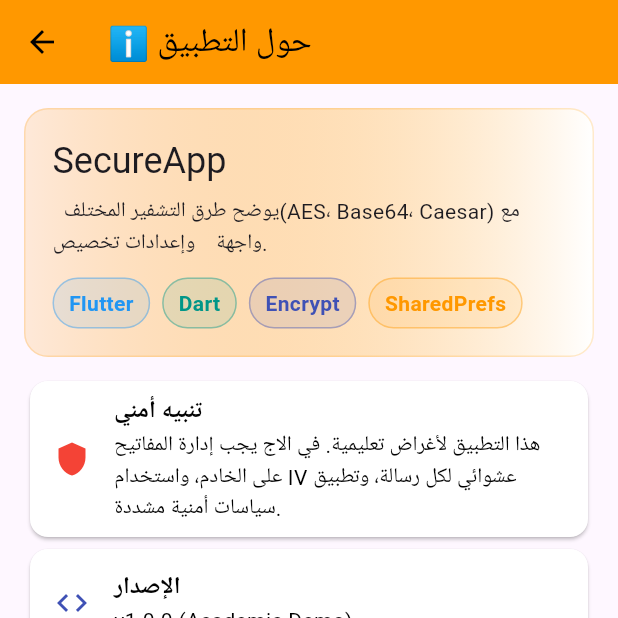
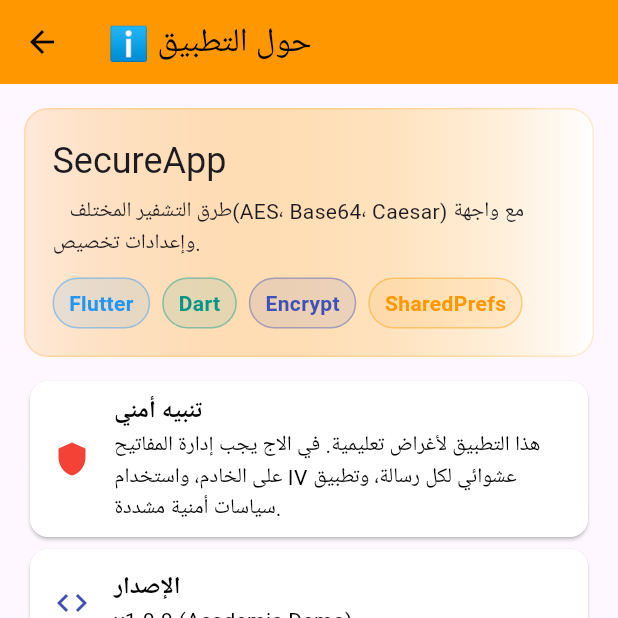
Before and after one commit to hashedalmaswi/my-project, a Flutter app: the AboutPage screen opened directly, on a phone screen of 412 x 824 dp, the top half of it. Run offline on Flutter 3.47's test engine with Material 3 defaults, Android fonts, the phone set to English and light mode, and no system bars; our stand-ins replace shared_preferences; missing offline and left inert: encrypt; accounts and stored records are empty.

```diff
--- a/lib/about_page.dart
+++ b/lib/about_page.dart
@@ -50,7 +50,7 @@ class AboutPage extends StatelessWidget {
                 Text('SecureApp', style: Theme.of(context).textTheme.headlineSmall),
                 const SizedBox(height: 8),
                 const Text(
-                  '  يوضح طرق التشفير المختلف(AES، Base64، Caesar) '
+                  '   طرق التشفير المختلف(AES، Base64، Caesar) '
                       'مع واجهة    وإعدادات تخصيص.',
                 ),
                 const SizedBox(height: 12),
```
